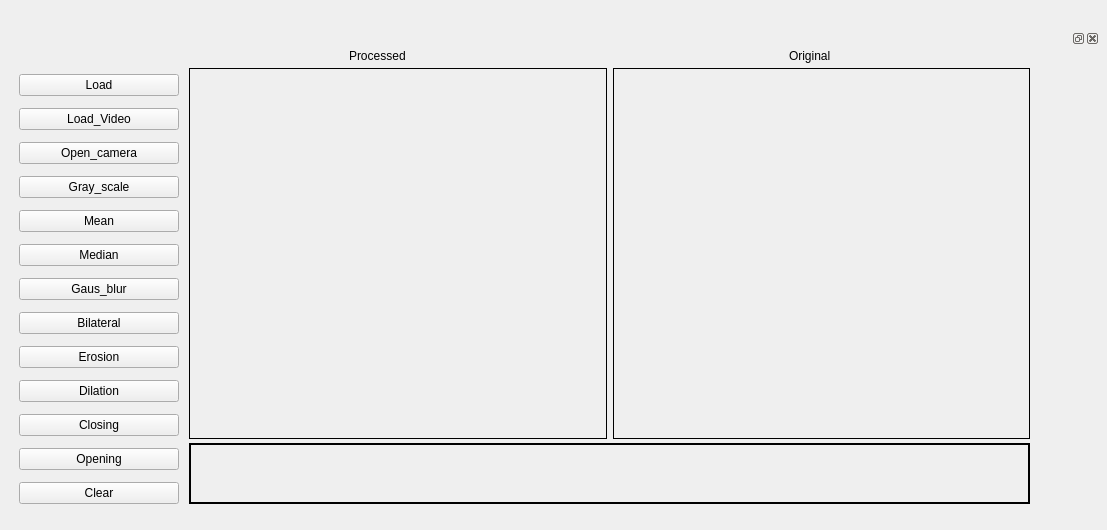
This is Mainwindow.ui in hatter222/ImageProcessingTool_Python as Qt 5 draws it before an edit. The edited form follows.
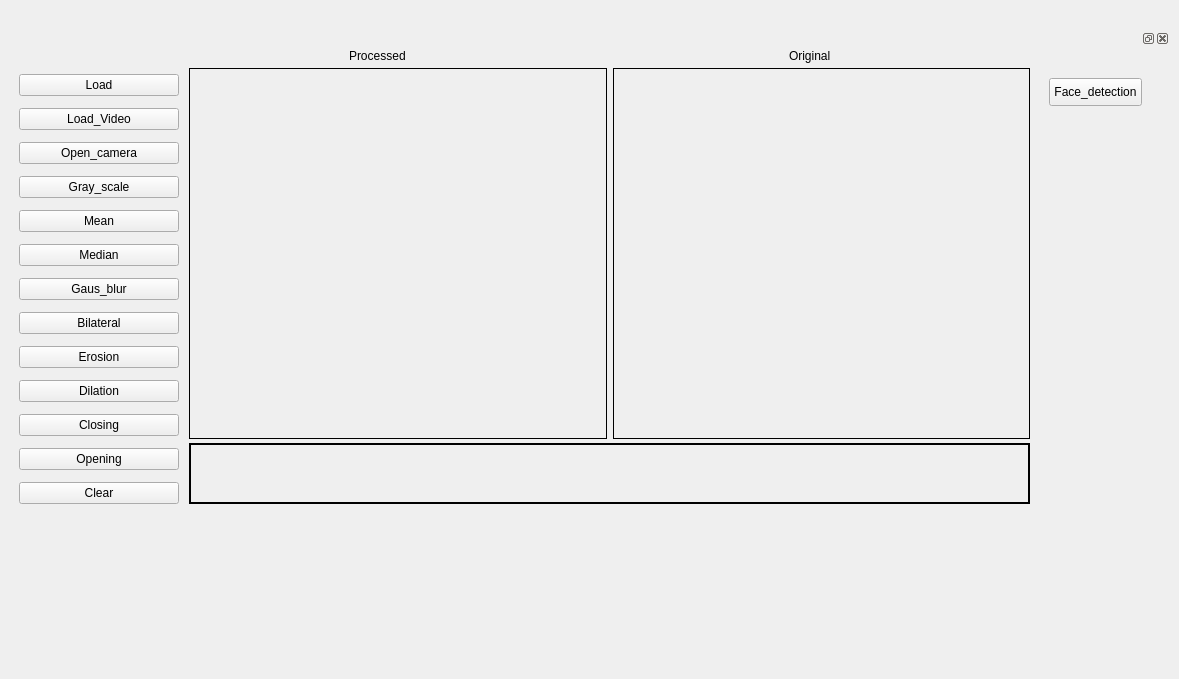
This is the edited form.

Patch:
```diff
--- a/Mainwindow.ui
+++ b/Mainwindow.ui
@@ -6,8 +6,8 @@
    <rect>
     <x>0</x>
     <y>0</y>
-    <width>1107</width>
-    <height>530</height>
+    <width>1179</width>
+    <height>679</height>
    </rect>
   </property>
   <property name="windowTitle">
@@ -18,7 +18,7 @@
     <rect>
      <x>9</x>
      <y>29</y>
-     <width>1091</width>
+     <width>1161</width>
      <height>491</height>
     </rect>
    </property>
@@ -218,6 +218,19 @@
          <string>Original</string>
         </property>
        </widget>
+       <widget class="QPushButton" name="Facedetection">
+        <property name="geometry">
+         <rect>
+          <x>1040</x>
+          <y>30</y>
+          <width>93</width>
+          <height>28</height>
+         </rect>
+        </property>
+        <property name="text">
+         <string>Face_detection</string>
+        </property>
+       </widget>
       </widget>
      </widget>
     </item>
```
